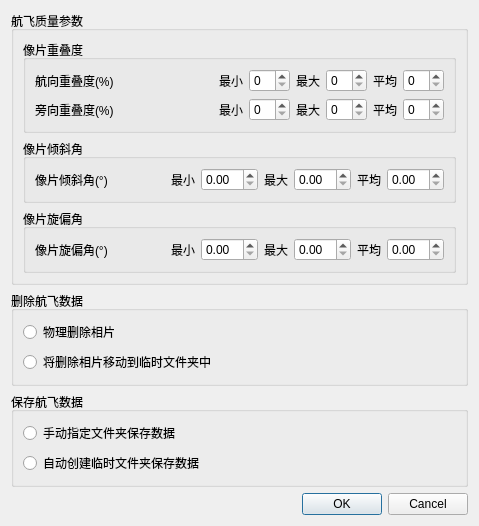
First picture: the form in ui/dialog/dialog_selectsetting.ui, repository RenShuYuan/EQI, before the edit.
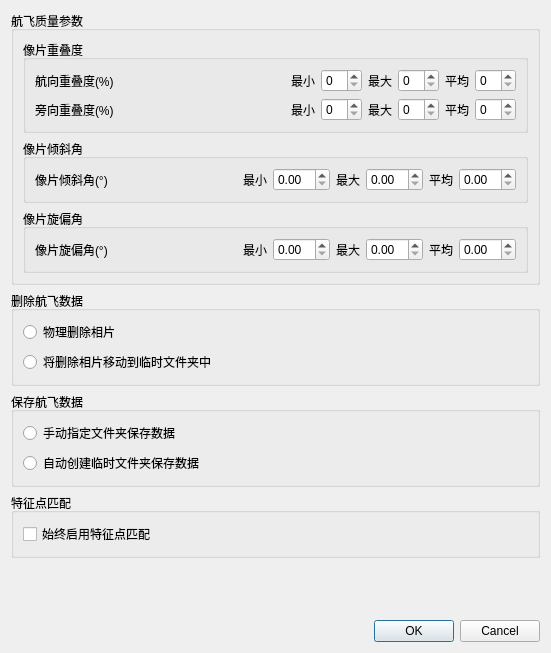
Second picture: the form after the edit.

What changed in the file:
```diff
--- a/ui/dialog/dialog_selectsetting.ui
+++ b/ui/dialog/dialog_selectsetting.ui
@@ -6,8 +6,8 @@
    <rect>
     <x>0</x>
     <y>0</y>
-    <width>479</width>
-    <height>498</height>
+    <width>551</width>
+    <height>653</height>
    </rect>
   </property>
   <property name="windowTitle">
@@ -309,6 +309,35 @@
      </layout>
     </widget>
    </item>
+   <item>
+    <widget class="QGroupBox" name="groupBox_4">
+     <property name="title">
+      <string>特征点匹配</string>
+     </property>
+     <layout class="QVBoxLayout" name="verticalLayout_6">
+      <item>
+       <widget class="QCheckBox" name="checkBox">
+        <property name="text">
+         <string>始终启用特征点匹配</string>
+        </property>
+       </widget>
+      </item>
+     </layout>
+    </widget>
+   </item>
+   <item>
+    <spacer name="verticalSpacer">
+     <property name="orientation">
+      <enum>Qt::Vertical</enum>
+     </property>
+     <property name="sizeHint" stdset="0">
+      <size>
+       <width>20</width>
+       <height>40</height>
+      </size>
+     </property>
+    </spacer>
+   </item>
    <item>
     <widget class="QDialogButtonBox" name="buttonBox">
      <property name="orientation">
```
